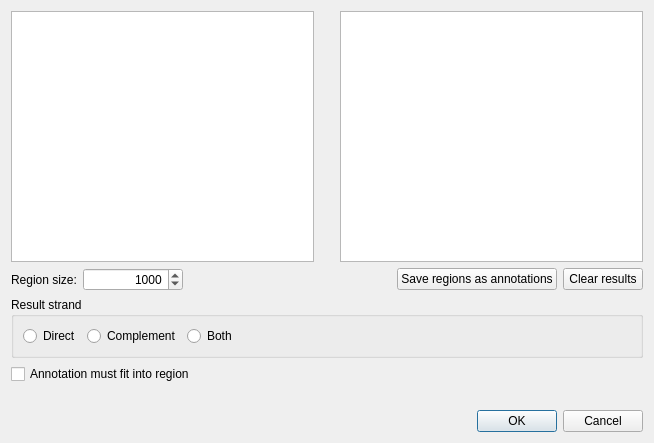
Qt form src/plugins/annotator/src/ui/FindAnnotationCollocationsDialog.ui (violethaze74/ugene) before a commit.
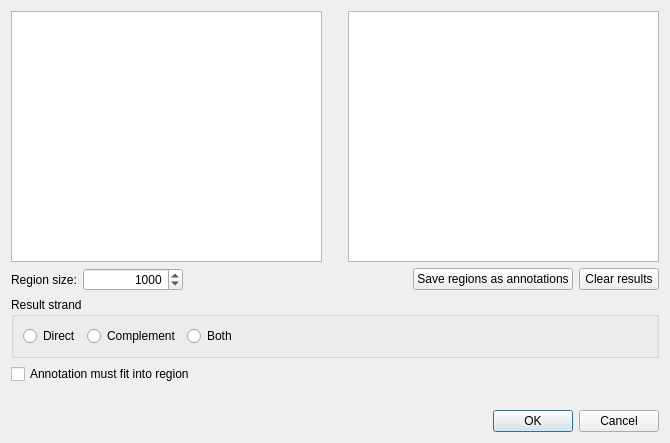
The same form after that commit.

```diff
--- a/src/plugins/annotator/src/ui/FindAnnotationCollocationsDialog.ui
+++ b/src/plugins/annotator/src/ui/FindAnnotationCollocationsDialog.ui
@@ -6,13 +6,13 @@
    <rect>
     <x>0</x>
     <y>0</y>
-    <width>654</width>
+    <width>670</width>
     <height>443</height>
    </rect>
   </property>
   <property name="minimumSize">
    <size>
-    <width>654</width>
+    <width>670</width>
     <height>443</height>
    </size>
   </property>
```
